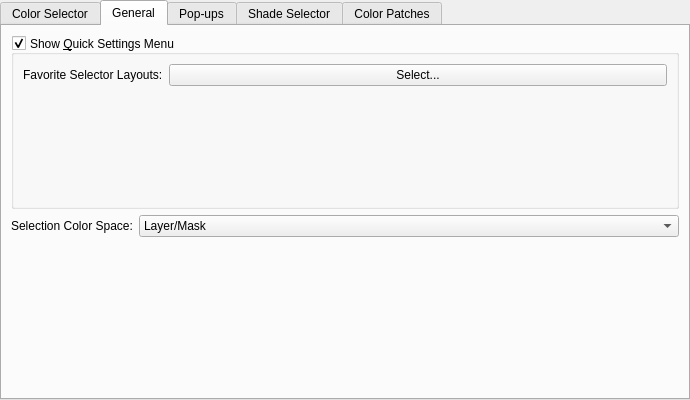
First picture: the form in plugins/dockers/widegamutcolorselector/WdgWGSelectorSettings.ui, repository KDE/krita, before the edit.
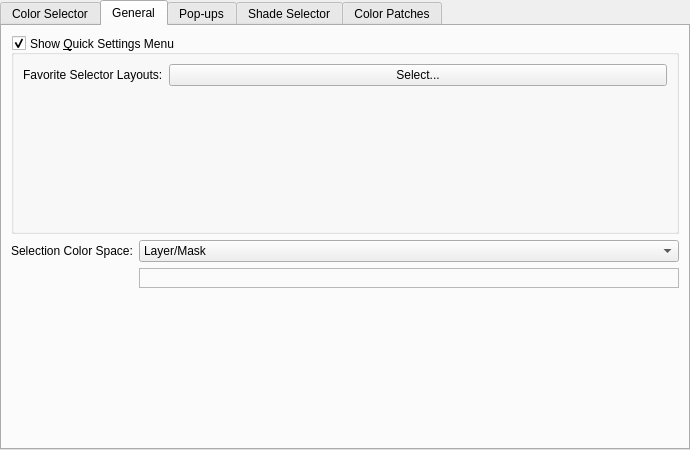
Second picture: the form after the edit. The open tabs and pages were chosen to show the change. Custom widgets are drawn as their Qt base class.

Commit message:
Tie up some some loose ends in wide gamut selector configuration
Dialog now allows choosing a custom color space, and resetting to
defaults is also finally implemented.
The last string duplicates from raw readEntry/writeEntry are also history.

```diff
--- a/plugins/dockers/widegamutcolorselector/WdgWGSelectorSettings.ui
+++ b/plugins/dockers/widegamutcolorselector/WdgWGSelectorSettings.ui
@@ -7,7 +7,7 @@
     <x>0</x>
     <y>0</y>
     <width>690</width>
-    <height>400</height>
+    <height>450</height>
    </rect>
   </property>
   <property name="windowTitle">
@@ -163,6 +163,21 @@
            </item>
           </widget>
          </item>
+         <item row="1" column="1">
+          <widget class="QFrame" name="frame_4">
+           <property name="frameShape">
+            <enum>QFrame::StyledPanel</enum>
+           </property>
+           <property name="frameShadow">
+            <enum>QFrame::Raised</enum>
+           </property>
+           <layout class="QHBoxLayout" name="horizontalLayout_8">
+            <item>
+             <widget class="KisColorSpaceSelector" name="wdgColorspace" native="true"/>
+            </item>
+           </layout>
+          </widget>
+         </item>
         </layout>
        </item>
       </layout>
@@ -951,6 +966,12 @@
   </layout>
  </widget>
  <customwidgets>
+  <customwidget>
+   <class>KisColorSpaceSelector</class>
+   <extends>QWidget</extends>
+   <header>widgets/kis_color_space_selector.h</header>
+   <container>1</container>
+  </customwidget>
   <customwidget>
    <class>KisPopupButton</class>
    <extends>QPushButton</extends>
```
The commit also changes 9 other files.
